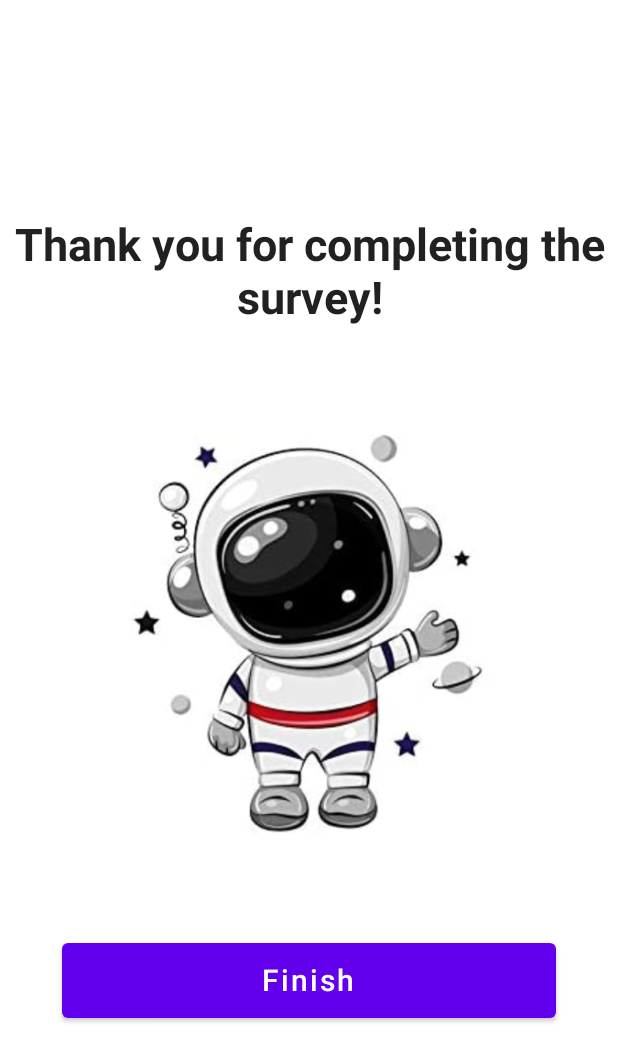
After one commit to KrzysztofKarpala/CrewVitalApp, an Android app built with Jetpack Compose: the ResultPage screen opened through its navigation route, on a phone screen of 412 x 824 dp. The commit adds this screen. Shown: the top 1062 px of the screen. Run offline under Robolectric (Android 15) with nearby library versions, the phone set to English and light mode, and no system bars.

Commit message:
Adding result page, validating input data

```diff
--- a/app/src/main/java/com/pl/agh/kkarpala/crewvitalapp/MainActivity.kt
+++ b/app/src/main/java/com/pl/agh/kkarpala/crewvitalapp/MainActivity.kt
@@ -30,6 +30,7 @@ import androidx.navigation.navArgument
 import com.pl.agh.kkarpala.crewvitalapp.composables.LoginPage
 import com.pl.agh.kkarpala.crewvitalapp.composables.OpenQuestionPage
 import com.pl.agh.kkarpala.crewvitalapp.composables.QuestionPage
+import com.pl.agh.kkarpala.crewvitalapp.composables.ResultPage
 import com.pl.agh.kkarpala.crewvitalapp.data.models.QuestionListEntry
 import com.pl.agh.kkarpala.crewvitalapp.navigation.Screen
 import com.pl.agh.kkarpala.crewvitalapp.ui.theme.CrewVitalAppTheme
@@ -81,6 +82,9 @@ fun MyApp(){
                     type = NavType.IntType
                 })){ entry ->
             OpenQuestionPage(navController = navController, questionId = entry.arguments!!.getInt("questionId"))
+        }
+        composable(Screen.ResultPage.route){
+            ResultPage(navController = navController)
         }
     }
 }
--- a/app/src/main/java/com/pl/agh/kkarpala/crewvitalapp/composables/LoginPage.kt
+++ b/app/src/main/java/com/pl/agh/kkarpala/crewvitalapp/composables/LoginPage.kt
@@ -32,6 +32,8 @@ fun LoginPage(navController: NavController){
 
     val name = remember { mutableStateOf("")}
 
+    var nameHasError = false
+
     Box(modifier = Modifier.fillMaxSize(), contentAlignment = Alignment.BottomCenter)
     {
         Box(modifier = Modifier
@@ -61,15 +63,20 @@ fun LoginPage(navController: NavController){
             )
             Spacer(modifier = Modifier.padding(20.dp))
             Column(horizontalAlignment = Alignment.CenterHorizontally){
-                OutlinedTextField(value = name.value, onValueChange = {name.value = it},
-                label = {Text(text = "Name")},
+                OutlinedTextField(
+                    value = name.value,
+                    onValueChange = {name.value = it},
+                    label = {Text(text = "Name")},
                     placeholder = {Text(text = "Name")},
                     singleLine = true,
                     modifier = Modifier.fillMaxWidth(0.8f)
-                    )
+                )
+                if(name.value != ""){
+                    nameHasError = true
+                }
             }
             Spacer(modifier = Modifier.padding(10.dp))
-            Button(onClick = {navController.navigate(Screen.QuestionPage.withArgs(1)) },
+            Button(enabled = nameHasError, onClick = {navController.navigate(Screen.QuestionPage.withArgs(1)) },
             modifier = Modifier
                 .fillMaxWidth(0.8f)
                 .height(50.dp)) {
--- /dev/null
+++ b/app/src/main/java/com/pl/agh/kkarpala/crewvitalapp/composables/ResultPage.kt
@@ -0,0 +1,51 @@
+package com.pl.agh.kkarpala.crewvitalapp.composables
+
+import androidx.compose.foundation.Image
+import androidx.compose.foundation.background
+import androidx.compose.foundation.layout.*
+import androidx.compose.foundation.shape.RoundedCornerShape
+import androidx.compose.material.Button
+import androidx.compose.material.OutlinedTextField
+import androidx.compose.material.Surface
+import androidx.compose.material.Text
+import androidx.compose.runtime.Composable
+import androidx.compose.runtime.mutableStateOf
+import androidx.compose.runtime.remember
+import androidx.compose.ui.Alignment
+import androidx.compose.ui.Modifier
+import androidx.compose.ui.draw.clip
+import androidx.compose.ui.graphics.Color
+import androidx.compose.ui.res.painterResource
+import androidx.compose.ui.text.TextStyle
+import androidx.compose.ui.text.font.FontWeight
+import androidx.compose.ui.text.style.TextAlign
+import androidx.compose.ui.unit.dp
+import androidx.compose.ui.unit.sp
+import androidx.navigation.NavController
+import com.pl.agh.kkarpala.crewvitalapp.R
+import com.pl.agh.kkarpala.crewvitalapp.navigation.Screen
+
+
+@Composable
+fun ResultPage(navController: NavController){
+
+    val image = painterResource(id = R.drawable.cosmonaut)
+
+    Surface(){
+        Column(
+            modifier = Modifier
+                .fillMaxSize(),
+            horizontalAlignment = Alignment.CenterHorizontally,
+            verticalArrangement = Arrangement.Center
+        ) {
+            Text("Thank you for completing the survey!", fontSize = 30.sp, fontWeight = FontWeight.Bold, textAlign = TextAlign.Center)
+            Image(image, contentDescription = null)
+            Button(onClick = {navController.navigate(Screen.LoginPage.route) },
+                modifier = Modifier
+                    .fillMaxWidth(0.8f)
+                    .height(50.dp)) {
+                Text(text = "Finish", fontSize = 20.sp)
+            }
+        }
+    }
+}
--- a/app/src/main/java/com/pl/agh/kkarpala/crewvitalapp/navigation/Screen.kt
+++ b/app/src/main/java/com/pl/agh/kkarpala/crewvitalapp/navigation/Screen.kt
@@ -2,6 +2,7 @@ package com.pl.agh.kkarpala.crewvitalapp.navigation
 
 sealed class Screen(val route: String) {
     object LoginPage : Screen("login_page")
+    object ResultPage : Screen("result_page")
     object QuestionPage : Screen("question_page")
     object OpenQuestionPage : Screen("open_question_page")
 
```
Also changed, not shown: app/src/main/java/com/pl/agh/kkarpala/crewvitalapp/composables/OpenQuestionPage.kt (+33 -41 lines), app/src/main/java/com/pl/agh/kkarpala/crewvitalapp/composables/QuestionPage.kt (+49 -7 lines), app/src/main/res/drawable-v24/cosmonaut.jpg (added).
